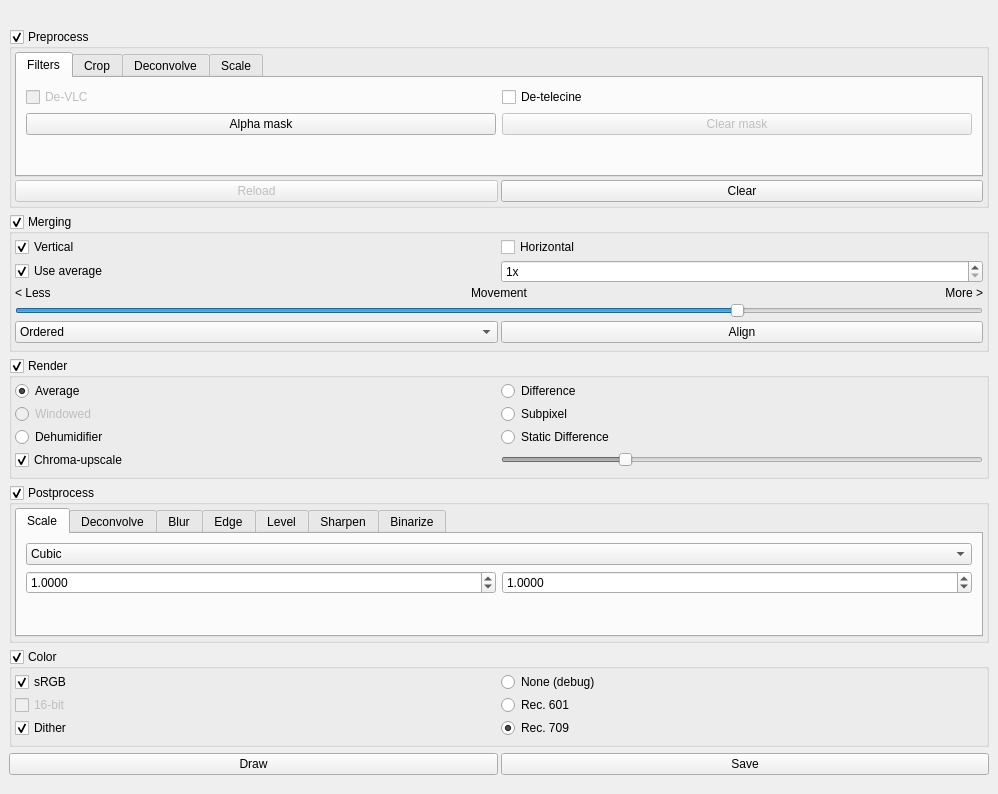
This is src/mainwindow.ui in spillerrec/Overmix as Qt 5 draws it before an edit. The edited form follows.
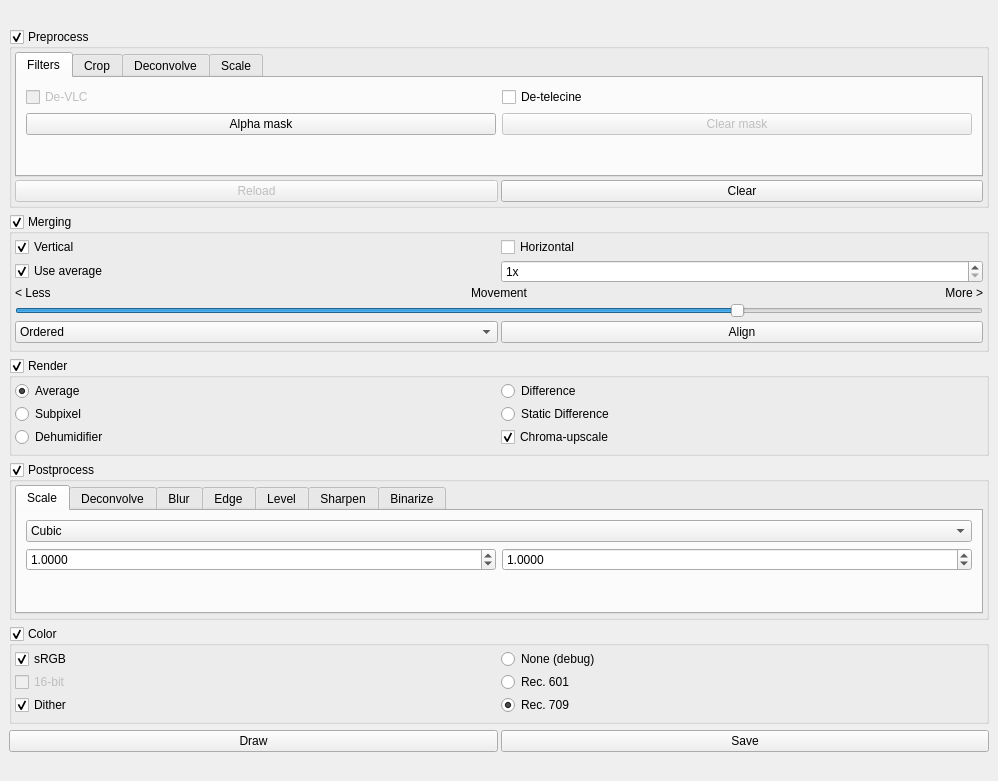
This is the edited form.

Commit message: REMOVE: slide render in UI and threshold slider

Diff of the .ui file:
```diff
--- a/src/mainwindow.ui
+++ b/src/mainwindow.ui
@@ -7,7 +7,7 @@
     <x>0</x>
     <y>0</y>
     <width>998</width>
-    <height>794</height>
+    <height>781</height>
    </rect>
   </property>
   <property name="windowTitle">
@@ -596,23 +596,6 @@
          <property name="spacing">
           <number>3</number>
          </property>
-         <item row="6" column="0">
-          <widget class="QCheckBox" name="cbx_chroma">
-           <property name="text">
-            <string>Chroma-upscale</string>
-           </property>
-           <property name="checked">
-            <bool>true</bool>
-           </property>
-          </widget>
-         </item>
-         <item row="4" column="1">
-          <widget class="QRadioButton" name="rbtn_subpixel">
-           <property name="text">
-            <string>Subpixel</string>
-           </property>
-          </widget>
-         </item>
          <item row="0" column="0">
           <widget class="QRadioButton" name="rbtn_avg">
            <property name="text">
@@ -623,41 +606,6 @@
            </property>
           </widget>
          </item>
-         <item row="6" column="1">
-          <widget class="QSlider" name="sld_threshould">
-           <property name="enabled">
-            <bool>false</bool>
-           </property>
-           <property name="sizePolicy">
-            <sizepolicy hsizetype="Preferred" vsizetype="Fixed">
-             <horstretch>0</horstretch>
-             <verstretch>0</verstretch>
-            </sizepolicy>
-           </property>
-           <property name="maximum">
-            <number>64</number>
-           </property>
-           <property name="pageStep">
-            <number>8</number>
-           </property>
-           <property name="value">
-            <number>16</number>
-           </property>
-           <property name="orientation">
-            <enum>Qt::Horizontal</enum>
-           </property>
-          </widget>
-         </item>
-         <item row="4" column="0">
-          <widget class="QRadioButton" name="rbtn_windowed">
-           <property name="enabled">
-            <bool>false</bool>
-           </property>
-           <property name="text">
-            <string>Windowed</string>
-           </property>
-          </widget>
-         </item>
          <item row="0" column="1">
           <widget class="QRadioButton" name="rbtn_diff">
            <property name="text">
@@ -665,13 +613,20 @@
            </property>
           </widget>
          </item>
-         <item row="5" column="0">
+         <item row="6" column="0">
           <widget class="QRadioButton" name="rbtn_dehumidifier">
            <property name="text">
             <string>Dehumidifier</string>
            </property>
           </widget>
          </item>
+         <item row="5" column="0">
+          <widget class="QRadioButton" name="rbtn_subpixel">
+           <property name="text">
+            <string>Subpixel</string>
+           </property>
+          </widget>
+         </item>
          <item row="5" column="1">
           <widget class="QRadioButton" name="rbtn_static_diff">
            <property name="text">
@@ -679,6 +634,16 @@
            </property>
           </widget>
          </item>
+         <item row="6" column="1">
+          <widget class="QCheckBox" name="cbx_chroma">
+           <property name="text">
+            <string>Chroma-upscale</string>
+           </property>
+           <property name="checked">
+            <bool>true</bool>
+           </property>
+          </widget>
+         </item>
         </layout>
        </widget>
       </item>
```
The commit also changes 1 other file.
